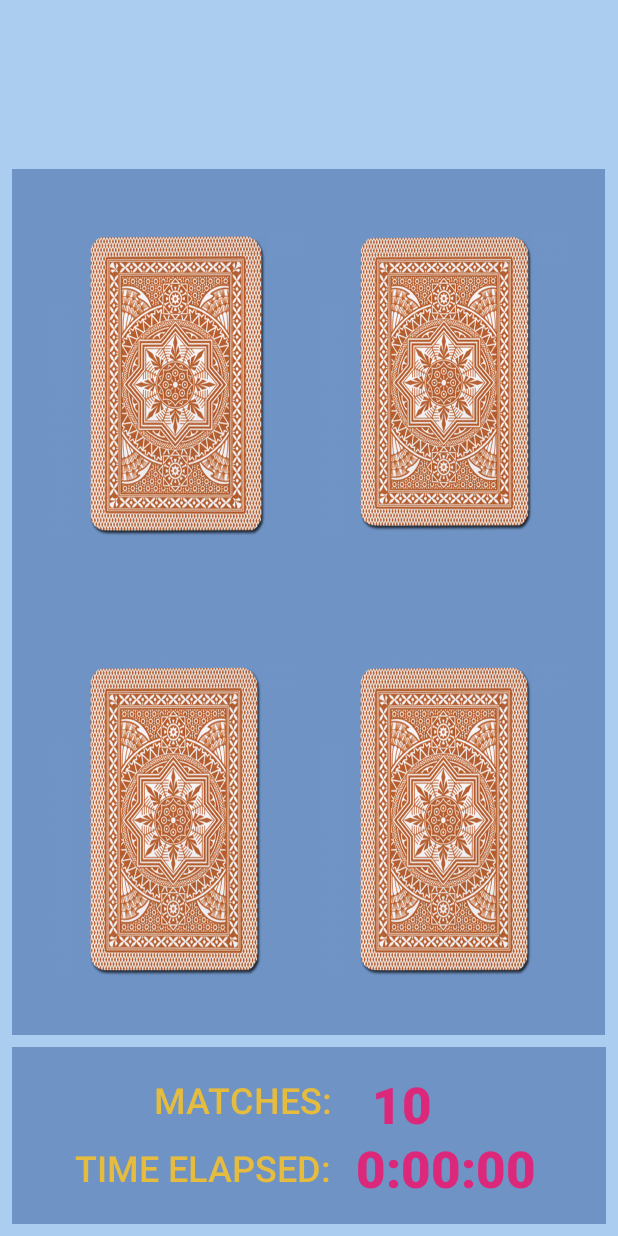
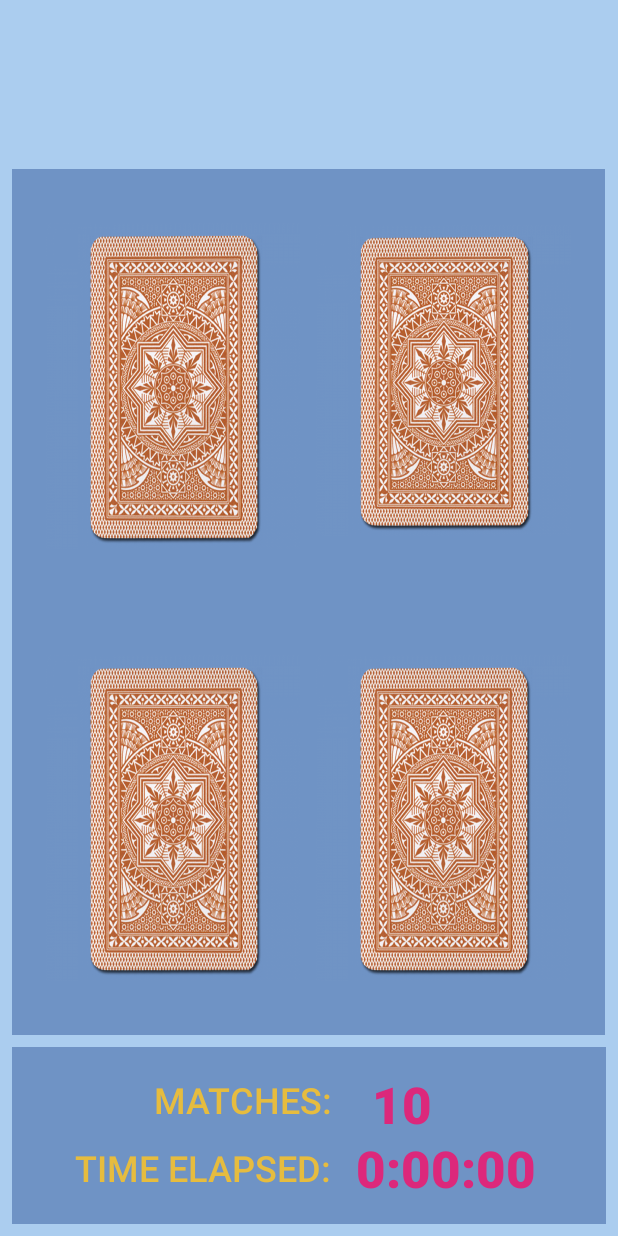
Before and after one commit to steadows/Memory, an Android app: the layout fragment_game_play.xml on its own in the app's theme, with its tools: preview values and no code run, on a phone screen of 412 x 824 dp. Run offline under Robolectric (Android 15) with nearby library versions, the phone set to English and light mode, and no system bars.

Commit message:
2x2 board

```diff
--- a/app/src/main/java/com/memory/GamePlayFragment.java
+++ b/app/src/main/java/com/memory/GamePlayFragment.java
@@ -94,6 +94,8 @@ public class GamePlayFragment extends Fragment {
 
         startTimer();
 
+
+
     }
 
     private void startTimer() {
--- /dev/null
+++ b/app/src/main/res/drawable/check_faygo.xml
@@ -0,0 +1,9 @@
+<?xml version="1.0" encoding="utf-8"?>
+<selector xmlns:android="http://schemas.android.com/apk/res/android">
+    <!-- When not selected, use white-->
+    <item android:drawable="@drawable/card_back"
+        android:state_checked="false"/>
+    <!-- When selected, use grey -->
+    <item android:drawable="@drawable/faygo"
+        android:state_checked="true" />
+</selector>
--- a/app/src/main/res/layout/fragment_game_play.xml
+++ b/app/src/main/res/layout/fragment_game_play.xml
@@ -10,9 +10,9 @@
 
     <ToggleButton
         android:id="@+id/cardButton16"
-        android:layout_width="173dp"
-        android:layout_height="211dp"
-        android:background="@drawable/check"
+        android:layout_width="169dp"
+        android:layout_height="217dp"
+        android:background="@drawable/check_cherry_rep"
         android:checked="false"
         android:text="ToggleButton"
         android:textOff=" "
@@ -23,11 +23,12 @@
         app:layout_constraintTop_toTopOf="@+id/game_board_view"
         app:layout_constraintVertical_bias="0.100000024" />
 
+
     <ToggleButton
         android:id="@+id/cardButton17"
         android:layout_width="169dp"
         android:layout_height="217dp"
-        android:background="@drawable/card_back"
+        android:background="@drawable/check_cherry_rep"
         android:text="ToggleButton"
         android:textOff=" "
         app:layout_constraintBottom_toBottomOf="@+id/game_board_view"
@@ -41,7 +42,7 @@
         android:id="@+id/cardButton18"
         android:layout_width="169dp"
         android:layout_height="217dp"
-        android:background="@drawable/card_back"
+        android:background="@drawable/check_faygo"
         android:text="ToggleButton"
         android:textOff=" "
         app:layout_constraintBottom_toBottomOf="@+id/game_board_view"
@@ -55,7 +56,7 @@
         android:id="@+id/cardButton19"
         android:layout_width="170dp"
         android:layout_height="207dp"
-        android:background="@drawable/card_back"
+        android:background="@drawable/check_faygo"
         android:text="ToggleButton"
         android:textOff=" "
         app:layout_constraintBottom_toBottomOf="@+id/game_board_view"
```
Also changed, not shown: app/src/main/res/drawable/check_cherry_rep.xml (renamed from app/src/main/res/drawable/check.xml).
